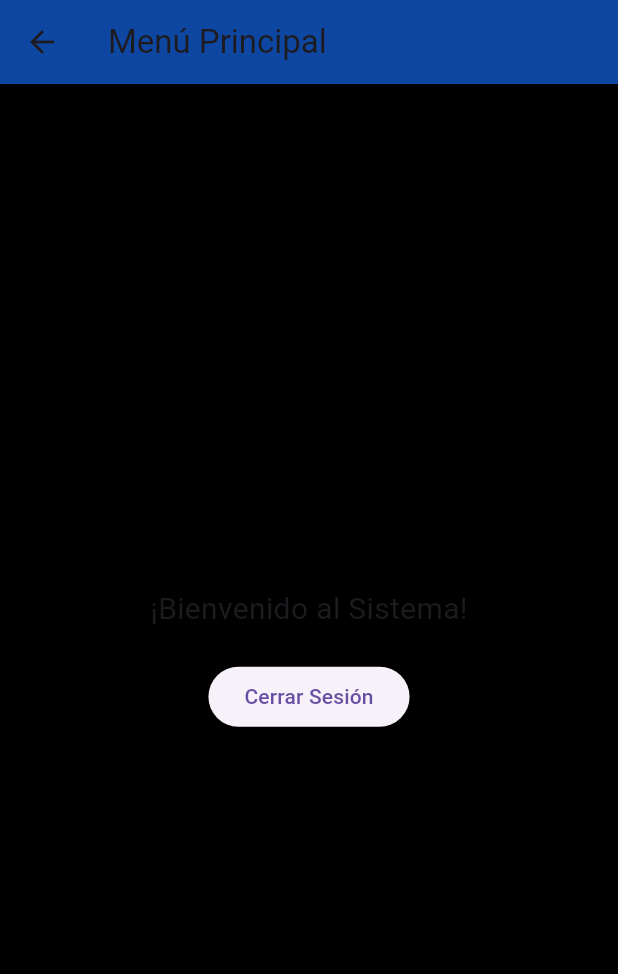
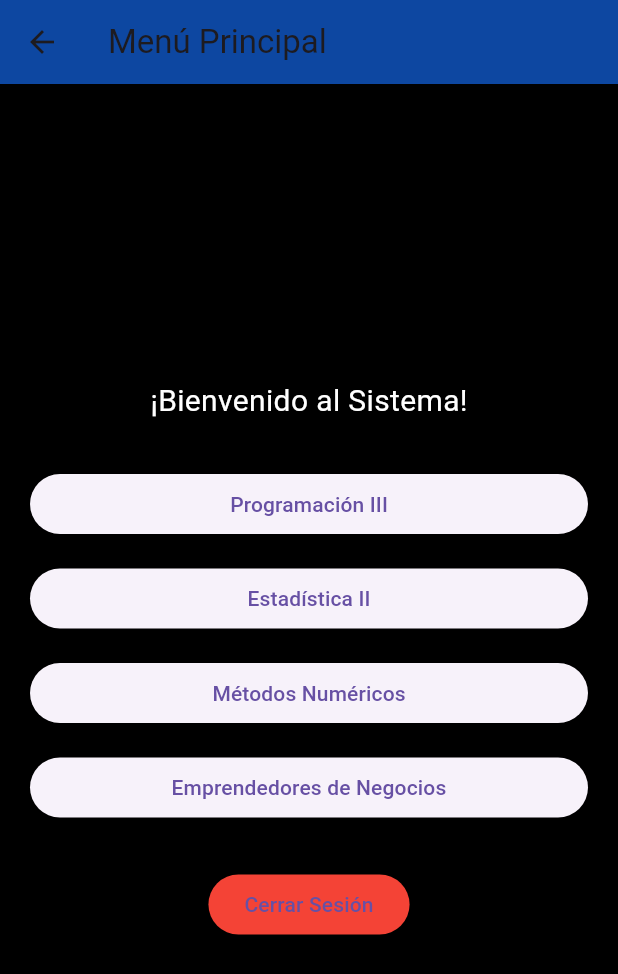
Before and after one commit to bgomezo5-lab/rentas_playa_cpp, a Flutter app: the MenuPage screen opened directly, on a phone screen of 412 x 824 dp. Shown: the top 974 px of the screen. Run offline on Flutter 3.47's test engine with Material 3 defaults, Android fonts, the phone set to English and light mode, and no system bars.

Commit message:
Creacion de menu con su logica en cada boton y su correcto funcionamiento

```diff
--- a/lib/menu_page.dart
+++ b/lib/menu_page.dart
@@ -1,4 +1,9 @@
 import 'package:flutter/material.dart';
+
+import 'pages/programacion_page.dart';
+import 'pages/estadistica_page.dart';
+import 'pages/metodos_page.dart';
+import 'pages/emprendedores_page.dart';
 
 class MenuPage extends StatelessWidget {
   const MenuPage({super.key});
@@ -7,21 +12,124 @@ class MenuPage extends StatelessWidget {
   Widget build(BuildContext context) {
     return Scaffold(
       backgroundColor: Colors.black,
+
       appBar: AppBar(
-        title: Text("Menú Principal"),
+        title: const Text("Menú Principal"),
         backgroundColor: Colors.blue[900],
       ),
+
       body: Center(
+        child: Padding(
+          padding: const EdgeInsets.all(20),
+
           child: Column(
             mainAxisAlignment: MainAxisAlignment.center,
             children: [
-            Text("¡Bienvenido al Sistema!", style: TextStyle(fontSize: 20)),
-            SizedBox(height: 20),
+
+              const Text(
+                "¡Bienvenido al Sistema!",
+                style: TextStyle(
+                  fontSize: 20,
+                  color: Colors.white,
+                ),
+              ),
+
+              const SizedBox(height: 30),
+
+              // Programación III
+              SizedBox(
+                width: double.infinity,
+                child: ElevatedButton(
+                  onPressed: () {
+                    Navigator.push(
+                      context,
+                      MaterialPageRoute(
+                        builder: (context) =>
+                        const ProgramacionPage(),
+                      ),
+                    );
+                  },
+
+                  child: const Text("Programación III"),
+                ),
+              ),
+
+              const SizedBox(height: 15),
+
+              // Estadística II
+              SizedBox(
+                width: double.infinity,
+                child: ElevatedButton(
+                  onPressed: () {
+                    Navigator.push(
+                      context,
+                      MaterialPageRoute(
+                        builder: (context) =>
+                        const EstadisticaPage(),
+                      ),
+                    );
+                  },
+
+                  child: const Text("Estadística II"),
+                ),
+              ),
+
+              const SizedBox(height: 15),
+
+              // Métodos Numéricos
+              SizedBox(
+                width: double.infinity,
+                child: ElevatedButton(
+                  onPressed: () {
+                    Navigator.push(
+                      context,
+                      MaterialPageRoute(
+                        builder: (context) =>
+                        const MetodosPage(),
+                      ),
+                    );
+                  },
+
+                  child: const Text("Métodos Numéricos"),
+                ),
+              ),
+
+              const SizedBox(height: 15),
+
+              // Emprendedores
+              SizedBox(
+                width: double.infinity,
+                child: ElevatedButton(
+                  onPressed: () {
+                    Navigator.push(
+                      context,
+                      MaterialPageRoute(
+                        builder: (context) =>
+                        const EmprendedoresPage(),
+                      ),
+                    );
+                  },
+
+                  child: const Text(
+                    "Emprendedores de Negocios",
+                    textAlign: TextAlign.center,
+                  ),
+                ),
+              ),
+
+              const SizedBox(height: 30),
+
               ElevatedButton(
-              onPressed: () => Navigator.pop(context), // Regresa al Login
-              child: Text("Cerrar Sesión"),
+                onPressed: () => Navigator.pop(context),
+
+                style: ElevatedButton.styleFrom(
+                  backgroundColor: Colors.red,
+                ),
+
+                child: const Text("Cerrar Sesión"),
               ),
             ],
+          ),
         ),
       ),
     );
```
Also changed, not shown: lib/pages/Estadistica_page.dart (added, +27 -0 lines), lib/pages/Metodos_page.dart (added, +27 -0 lines), lib/pages/Programacion_page.dart (added, +158 -0 lines), lib/pages/emprendedores_page.dart (added, +28 -0 lines). Lines whose indentation alone changed are shown as unchanged.
